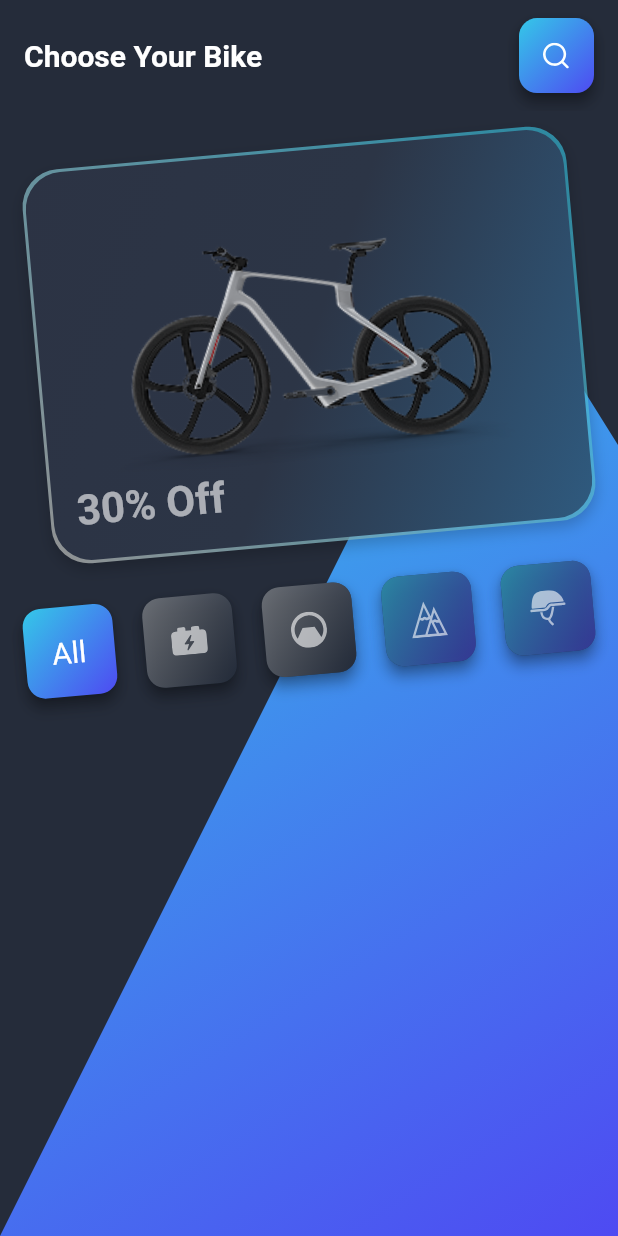
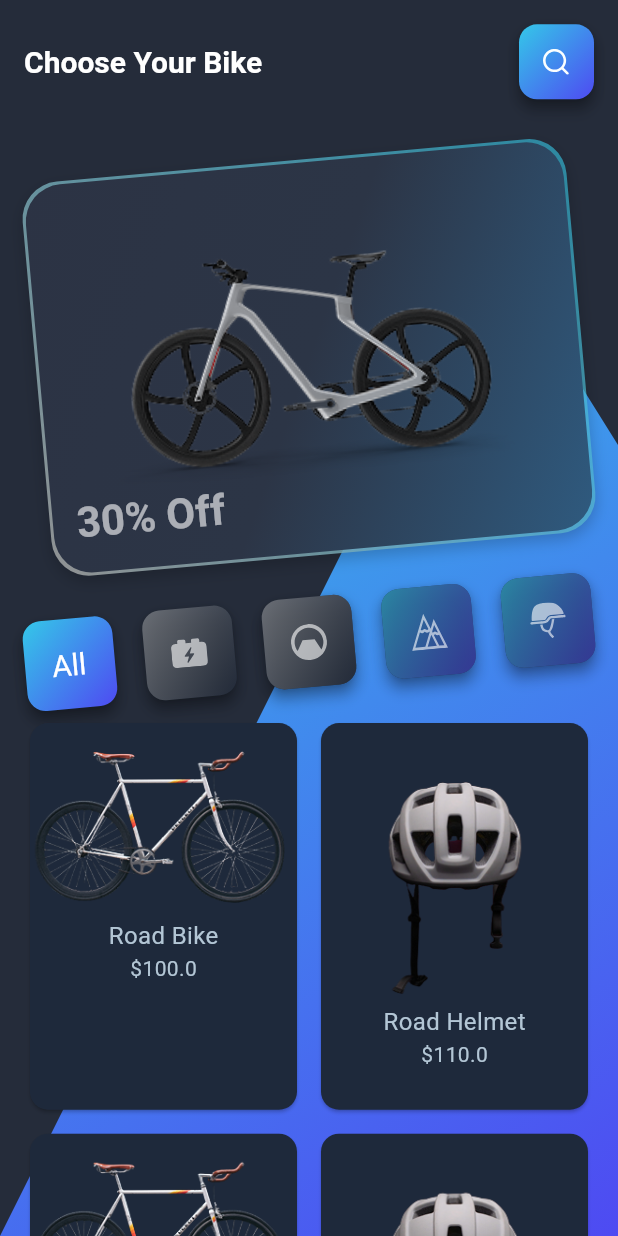
Before and after one commit to AymnShaban/bike_task, a Flutter app: the screen it shows after launch, on a phone screen of 412 x 824 dp. Run offline on Flutter 3.47's test engine with Material 3 defaults, Android fonts, the phone set to English and light mode, and no system bars; our stand-ins replace equatable, flutter_bloc, flutter_screenutil, flutter_svg, get_it.

Commit message:
custom scroll view

```diff
--- /dev/null
+++ b/lib/core/widgets/grid_products.dart
@@ -0,0 +1,75 @@
+
+import '../../exports.dart';
+
+class GridProducts extends StatelessWidget {
+  const GridProducts({super.key});
+
+  @override
+  Widget build(BuildContext context) {
+    final List<Product> products = List.generate(
+      10,
+      (index) {
+        if (index % 2 == 0) {
+          return Product(
+            id: index,
+            name: "Road Bike",
+            price: 100 + index * 10,
+            imageUrl: 'assets/images/second_bike.png',
+          );
+        }
+        return Product(
+          id: index,
+          name: "Road Helmet",
+          price: 100 + index * 10,
+          imageUrl: 'assets/images/second_helmet.png',
+        );
+      },
+    );
+
+    return GridView.builder(
+      gridDelegate: gridDelegate(),
+      itemCount: products.length,
+      itemBuilder: (context, index) => ProductCard(product: products[index]),
+      shrinkWrap: true, // Add this if inside a scrollable parent
+      physics: const NeverScrollableScrollPhysics(), // Add this if inside another scrollable
+    );
+  }
+}class ProductCard extends StatelessWidget {
+  final Product product;
+
+  const ProductCard({super.key, required this.product});
+
+  @override
+  Widget build(BuildContext context) {
+    return Card(
+      child: Column(
+        children: [
+          Image.asset(product.imageUrl, fit: BoxFit.cover),
+          Text(product.name, style: TextStyle(fontSize: 16.sp)),
+          Text('\$${product.price}', style: TextStyle(fontSize: 14.sp)),
+        ],
+      ),
+    );
+  }
+}
+SliverGridDelegateWithFixedCrossAxisCount gridDelegate() {
+  return SliverGridDelegateWithFixedCrossAxisCount(
+    crossAxisCount: 2,
+    mainAxisSpacing: 8.w,
+    crossAxisSpacing: 8.w,
+    childAspectRatio: 0.7, // Adjust aspect ratio for better fit
+  );
+}
+class Product {
+  final int id;
+  final String name;
+  final double price;
+  final String imageUrl;
+
+  Product({
+    required this.id,
+    required this.name,
+    required this.price,
+    required this.imageUrl,
+  });
+}
--- a/lib/exports.dart
+++ b/lib/exports.dart
@@ -14,3 +14,4 @@ export 'package:flutter_bloc/flutter_bloc.dart';
 export'package:bike_task/view/blocs/select_category_bloc/select_category_bloc.dart';
 export 'package:get_it/get_it.dart';
 export 'package:bike_task/core/service_locator/service_locator.dart';
+export 'package:bike_task/core/widgets/grid_products.dart';
--- a/lib/view/task_view.dart
+++ b/lib/view/task_view.dart
@@ -6,8 +6,30 @@ class TaskView extends StatelessWidget {
   @override
   Widget build(BuildContext context) {
     return Scaffold(
-      appBar: _buildAppBar(),
       body: DiagonalGradientBackground(
+        child: CustomScrollView(
+          slivers: [
+            SliverAppBar(
+              floating: true,
+              snap: true,
+              backgroundColor: Colors.transparent,
+              elevation: 0,
+              toolbarHeight: context.screenHeight*.1,
+              surfaceTintColor: AppTheme.surfaceColor,
+              title: Text(
+                'Choose Your Bike',
+                style: TextStyle(fontSize: 20.sp),
+              ),
+              centerTitle: false,
+              actions: [
+                GradientButton(
+                  size: 50.w,
+                  onPressed: () {},
+                  child: SvgPicture.asset("assets/svg/search.svg"),
+                ),
+              ],
+            ),
+            SliverToBoxAdapter(
               child: Center(
                 child: Padding(
                   padding: EdgeInsets.all(16.w),
@@ -19,28 +41,19 @@ class TaskView extends StatelessWidget {
                         child: BikeCoverWidget(),
                       ),
                       20.verticalSpace,
-                CategoryRow()
+                      CategoryRow(),
+                      20.verticalSpace,
+                      GridProducts(),
                     ],
                   ),
                 ),
               ),
             ),
+          ],
+        ),
+      ),
     );
   }
 
-  AppBar _buildAppBar() {
-    return AppBar(
-      title: Text('Choose Your Bike', style: TextStyle(fontSize: 20.sp)),
-      centerTitle: false,
-      actions: [
-        GradientButton(
-          size: 50.w,
-          onPressed: () {},
-          child: SvgPicture.asset(
-            "assets/svg/search.svg",
-          ),
-        ),
-      ],
-    );
+  // AppBar removed; now using SliverAppBar in build
 }
-}
```
Also changed, not shown: assets/images/second_bike.png (added), assets/images/second_helmet.png (added). Lines whose indentation alone changed are shown as unchanged.
